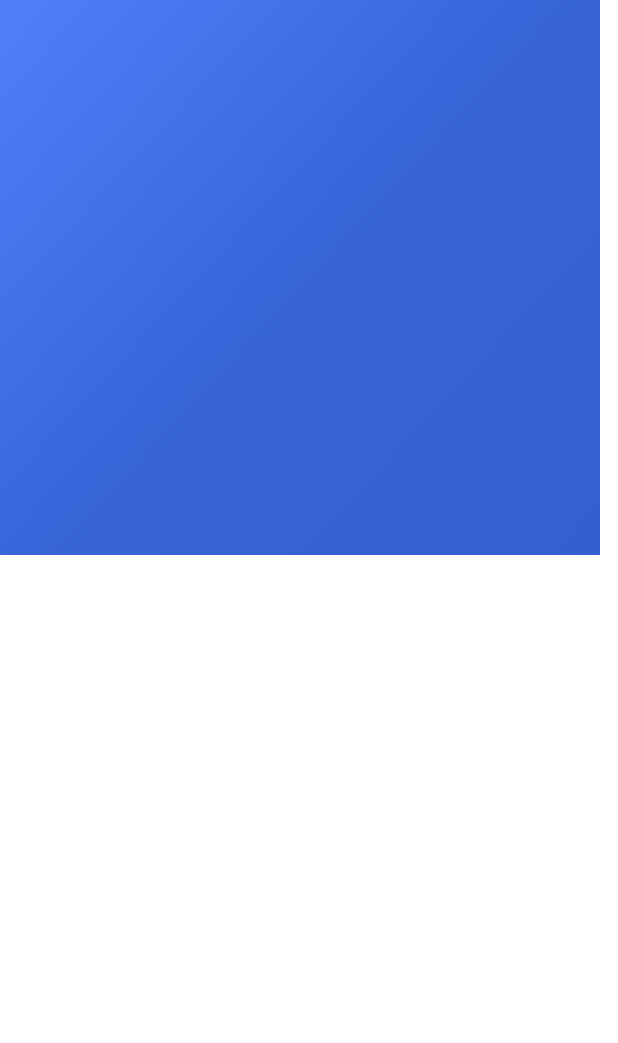
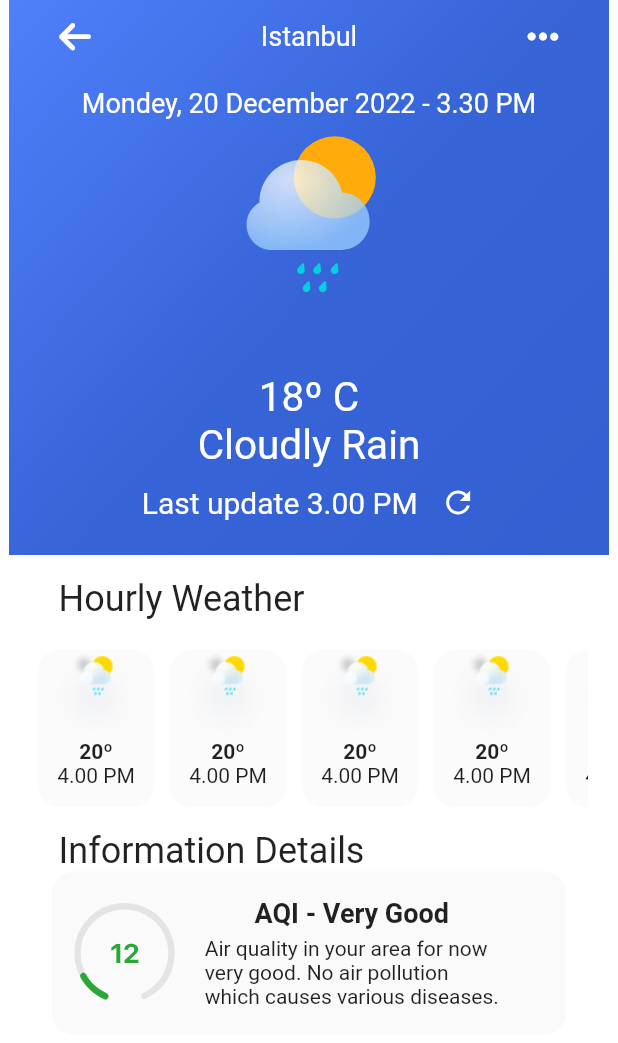
Before and after one commit to BerkayKaranfil/hava_durumu, a Flutter app: the screen it shows after launch, on a phone screen of 412 x 824 dp. Shown: the top 1043 px of the screen. Run offline on Flutter 3.47's test engine with Material 2 defaults, Android fonts, the phone set to English and light mode, and no system bars; our stand-ins replace flutter_svg, font_awesome_flutter, responsive_sizer.

Commit message:
WeatherDetail sayfayı son widget hariç hazır.

```diff
--- a/lib/pages/weather_detail.dart
+++ b/lib/pages/weather_detail.dart
@@ -3,6 +3,10 @@ import 'dart:ui';
 import 'package:flutter/material.dart';
 import 'package:flutter/src/widgets/container.dart';
 import 'package:flutter/src/widgets/framework.dart';
+import 'package:flutter_svg/flutter_svg.dart';
+import 'package:font_awesome_flutter/font_awesome_flutter.dart';
+import 'package:hava_durumu/widgets/home_widgets/daily_weather_list.dart';
+import 'package:hava_durumu/widgets/weather_widgets/weather_page_info.dart';
 
 class WeatherDetailPage extends StatefulWidget {
   const WeatherDetailPage({super.key});
@@ -22,19 +26,66 @@ class _WeatherDetailPageState extends State<WeatherDetailPage> {
       ),
       body: Column(
         children: [
-          Container(
-            height: 370,
-            width: 400,
-            decoration: BoxDecoration(
-             gradient: LinearGradient(
-              begin: Alignment.topLeft,
-              end: Alignment.bottomRight,
-              colors: [
-                Color(0xff4F80FA),
-                Color(0xff3764D7),
-                Color(0xff335FD1),
-              ]
-             )
+          WeatherPageInfoWidget(),
+          SizedBox(
+            height: 15,
+          ),
+          Padding(
+            padding: const EdgeInsets.only(right: 20, left: 20),
+            child: Column(
+              children: [
+                Padding(
+                  padding: const EdgeInsets.only(right: 170),
+                  child: Text(
+                    "Hourly Weather",
+                    style: TextStyle(fontSize: 24),
+                  ),
+                ),
+                SizedBox(
+                  height: 15,
+                ),
+                HourlyWeatherSituationWidget(),
+                SizedBox(
+                  height: 15,
+                ),
+                Padding(
+                  padding: const EdgeInsets.only(right: 130),
+                  child: Text(
+                    "Information Details",
+                    style: TextStyle(fontSize: 24),
+                  ),
+                ),
+                Container(
+                  height: 109,
+                  width: 343,
+                  decoration: BoxDecoration(
+                    color: Color(0xffFAFAFA),
+                    borderRadius: BorderRadius.circular(15),
+                  ),
+                  child: Row(
+                    children: [
+                      SizedBox(
+                        width: 15,
+                      ),
+                      SvgPicture.asset("assets/images/graph.svg"),
+                      SizedBox(
+                        width: 20,
+                      ),
+                      Column(
+                        children: [
+                          Spacer(),
+                          Text("AQI - Very Good", style: TextStyle(fontWeight: FontWeight.bold, fontSize: 18),),
+                          SizedBox(
+                            height: 5,
+                          ),
+                          Text("Air quality in your area for now\nvery good. No air pollution\nwhich causes various diseases."),
+                          Spacer()
+                        ],
+                      )
+                    ],
+                  ),
+                )
+              ],
             ),
           )
         ],
--- /dev/null
+++ b/lib/widgets/weather_widgets/weather_page_info.dart
@@ -0,0 +1,96 @@
+import 'package:flutter/material.dart';
+import 'package:flutter_svg/svg.dart';
+import 'package:font_awesome_flutter/font_awesome_flutter.dart';
+
+class WeatherPageInfoWidget extends StatelessWidget {
+  const WeatherPageInfoWidget({
+    Key? key,
+  }) : super(key: key);
+
+  @override
+  Widget build(BuildContext context) {
+    return Container(
+      height: 370,
+      width: 400,
+      decoration: BoxDecoration(
+          gradient: LinearGradient(
+              begin: Alignment.topLeft,
+              end: Alignment.bottomRight,
+              colors: [
+            Color(0xff4F80FA),
+            Color(0xff3764D7),
+            Color(0xff335FD1),
+          ])),
+      child: Padding(
+        padding: const EdgeInsets.only(right: 20, left: 20),
+        child: Column(
+          children: [
+            Row(
+              children: [
+                IconButton(
+                    onPressed: () {},
+                    icon: FaIcon(
+                      FontAwesomeIcons.arrowLeft,
+                      color: Colors.white,
+                    )),
+                Spacer(),
+                Text(
+                  "Istanbul",
+                  style: TextStyle(color: Colors.white, fontSize: 18),
+                ),
+                Spacer(),
+                IconButton(
+                    onPressed: () {},
+                    icon: FaIcon(
+                      FontAwesomeIcons.ellipsis,
+                      color: Colors.white,
+                    ))
+              ],
+            ),
+            SizedBox(
+              height: 10,
+            ),
+            Text(
+              "Mondey, 20 December 2022 - 3.30 PM",
+              style: TextStyle(fontSize: 18, color: Colors.white),
+            ),
+            SvgPicture.asset(
+              "assets/images/group21.svg",
+              height: 170,
+            ),
+            Text(
+              "18º C",
+              style: TextStyle(color: Colors.white, fontSize: 27),
+            ),
+            Text(
+              "Cloudly Rain",
+              style: TextStyle(color: Colors.white, fontSize: 27),
+            ),
+            SizedBox(
+              height: 10,
+            ),
+            Row(
+              mainAxisAlignment: MainAxisAlignment.center,
+              children: [
+                Text(
+                  "Last update 3.00 PM",
+                  style: TextStyle(color: Colors.white, fontSize: 20),
+                ),
+                SizedBox(
+                  width: 15,
+                ),
+                GestureDetector(
+                    onTap: () {},
+                    child: SizedBox(
+                        child: SvgPicture.asset(
+                      "assets/images/refresh.svg",
+                      height: 24,
+                    )))
+              ],
+            )
+          ],
+        ),
+      ),
+    );
+  }
+}
```
Also changed, not shown: assets/images/graph.svg (added).
